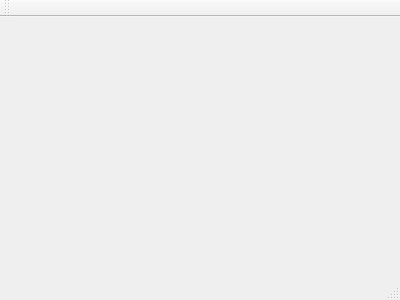
Before: the Qt Designer form mainwindow.ui in BeedleEiEi/Smart-Sound-Effect-Using-Hand-Gesture, drawn with Qt 5.
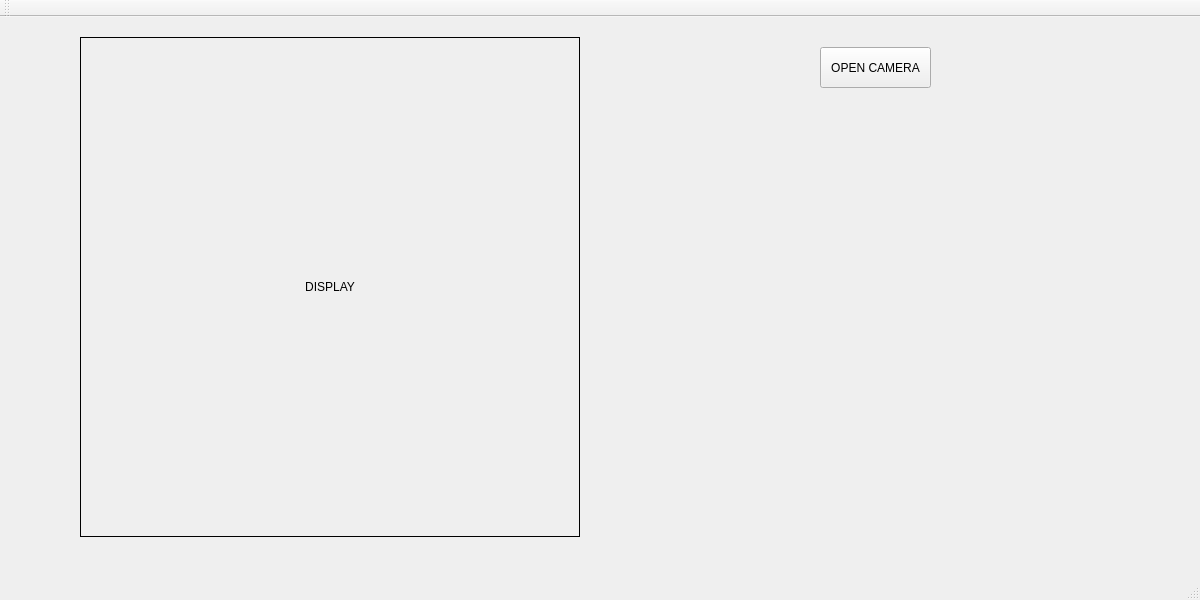
After: the same form once the commit is applied.

Commit message: init handgesture like an example

Diff of the .ui file:
```diff
--- a/mainwindow.ui
+++ b/mainwindow.ui
@@ -1,24 +1,84 @@
 <ui version="4.0">
  <class>MainWindow</class>
- <widget class="QMainWindow" name="MainWindow" >
-  <property name="geometry" >
+ <widget class="QMainWindow" name="MainWindow">
+  <property name="geometry">
    <rect>
     <x>0</x>
     <y>0</y>
-    <width>400</width>
-    <height>300</height>
+    <width>1200</width>
+    <height>600</height>
    </rect>
   </property>
   <property name="windowTitle" >
    <string>MainWindow</string>
   </property>
-  <widget class="QMenuBar" name="menuBar" />
-  <widget class="QToolBar" name="mainToolBar" />
-  <widget class="QWidget" name="centralWidget" />
-  <widget class="QStatusBar" name="statusBar" />
+  <widget class="QWidget" name="centralWidget">
+   <widget class="QLabel" name="display">
+    <property name="geometry">
+     <rect>
+      <x>80</x>
+      <y>20</y>
+      <width>500</width>
+      <height>500</height>
+     </rect>
+    </property>
+    <property name="maximumSize">
+     <size>
+      <width>500</width>
+      <height>500</height>
+     </size>
+    </property>
+    <property name="autoFillBackground">
+     <bool>true</bool>
+    </property>
+    <property name="frameShape">
+     <enum>QFrame::Box</enum>
+    </property>
+    <property name="text">
+     <string>DISPLAY</string>
+    </property>
+    <property name="textFormat">
+     <enum>Qt::PlainText</enum>
+    </property>
+    <property name="alignment">
+     <set>Qt::AlignCenter</set>
+    </property>
+   </widget>
+   <widget class="QPushButton" name="openCamButton">
+    <property name="geometry">
+     <rect>
+      <x>820</x>
+      <y>30</y>
+      <width>111</width>
+      <height>41</height>
+     </rect>
+    </property>
+    <property name="text">
+     <string>OPEN CAMERA</string>
+    </property>
+   </widget>
+  </widget>
+  <widget class="QMenuBar" name="menuBar">
+   <property name="geometry">
+    <rect>
+     <x>0</x>
+     <y>0</y>
+     <width>1200</width>
+     <height>21</height>
+    </rect>
+   </property>
+  </widget>
+  <widget class="QToolBar" name="mainToolBar">
+   <attribute name="toolBarArea">
+    <enum>TopToolBarArea</enum>
+   </attribute>
+   <attribute name="toolBarBreak">
+    <bool>false</bool>
+   </attribute>
+  </widget>
+  <widget class="QStatusBar" name="statusBar"/>
  </widget>
- <layoutDefault spacing="6" margin="11" />
- <pixmapfunction></pixmapfunction>
+ <layoutdefault spacing="6" margin="11"/>
  <resources/>
  <connections/>
 </ui>
```
Left out of the diff: 3 changed lines with no effect on the pictures. The commit also changes 2 other files.
